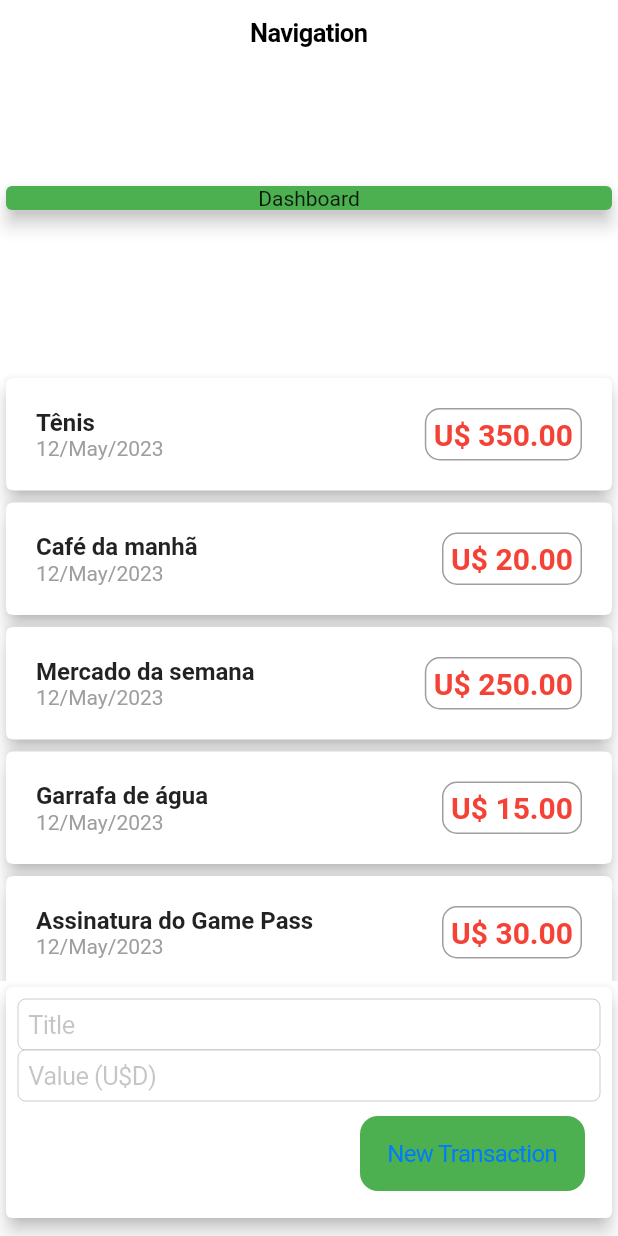
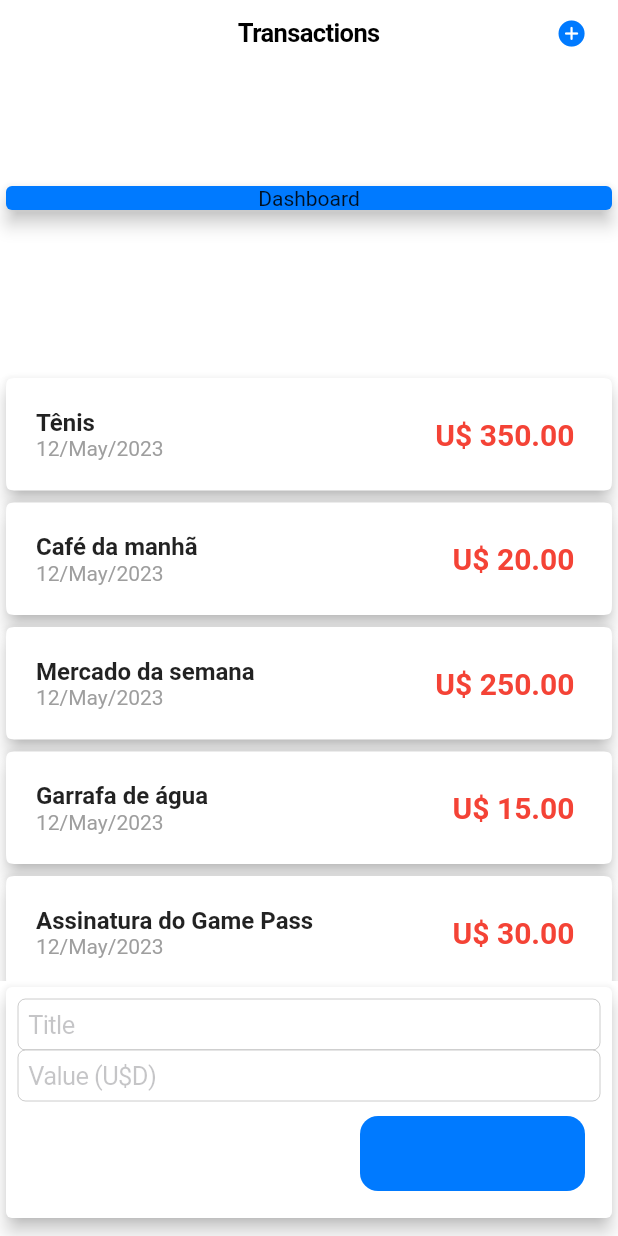
Before and after one commit to darcanj0/budgeting, a Flutter app: the screen it shows after launch, on a phone screen of 412 x 824 dp. Run offline on Flutter 3.47's test engine with Material 2 defaults, Android fonts, the phone set to English and light mode, and no system bars.

Commit message:
feat: add nav bar icon button

```diff
--- /dev/null
+++ b/lib/components/buttons/nav.icon-button.dart
@@ -0,0 +1,19 @@
+import 'package:flutter/cupertino.dart';
+
+class NavIconButton extends StatelessWidget {
+  const NavIconButton({super.key});
+
+  @override
+  Widget build(BuildContext context) {
+    return SizedBox(
+      width: 30,
+      height: 30,
+      child: CupertinoButton(
+          padding: const EdgeInsets.all(0),
+          onPressed: () {},
+          child: const Icon(
+            CupertinoIcons.add_circled_solid,
+          )),
+    );
+  }
+}
--- a/lib/components/cards/transaction.card.dart
+++ b/lib/components/cards/transaction.card.dart
@@ -39,9 +39,6 @@ class TransactionCard extends StatelessWidget {
             Container(
                 margin:
                     const EdgeInsets.symmetric(vertical: 20, horizontal: 20),
-                decoration: BoxDecoration(
-                    border: Border.all(color: Colors.grey, width: 1),
-                    borderRadius: const BorderRadius.all(Radius.circular(10))),
                 padding: const EdgeInsets.symmetric(horizontal: 5, vertical: 5),
                 child: Text(
                   'U\$ ${_transaction.value.toStringAsFixed(2)}',
--- a/lib/components/dashboards/transactions.dashboard.dart
+++ b/lib/components/dashboards/transactions.dashboard.dart
@@ -1,3 +1,4 @@
+import 'package:flutter/cupertino.dart';
 import 'package:flutter/material.dart';
 
 class TransactionsDashboard extends StatelessWidget {
@@ -8,7 +9,7 @@ class TransactionsDashboard extends StatelessWidget {
     return Container(
       margin: const EdgeInsets.only(top: 120, bottom: 60),
       child: const Card(
-        color: Colors.green,
+        color: CupertinoColors.activeBlue,
         elevation: 5,
         child: Center(child: Text('Dashboard')),
       ),
--- a/lib/components/forms/create-transaction.form.dart
+++ b/lib/components/forms/create-transaction.form.dart
@@ -52,7 +52,7 @@ class CreateTransactionForm extends StatelessWidget {
                       width: 150,
                       child: CupertinoButton(
                         onPressed: () => _submitForm(),
-                        color: Colors.green,
+                        color: CupertinoColors.activeBlue,
                         padding: const EdgeInsets.all(10),
                         child: const Text(
                           'New Transaction',
--- a/lib/pages/home.dart
+++ b/lib/pages/home.dart
@@ -1,3 +1,4 @@
+import 'package:budgeting/components/buttons/nav.icon-button.dart';
 import 'package:budgeting/components/users/transaction.user.dart';
 import 'package:flutter/cupertino.dart';
 
@@ -10,7 +11,8 @@ class HomePage extends StatelessWidget {
   Widget build(BuildContext context) {
     return CupertinoPageScaffold(
       navigationBar: const CupertinoNavigationBar(
-        middle: Text('Navigation'),
+        middle: Text('Transactions'),
+        trailing: NavIconButton(),
       ),
       child: SingleChildScrollView(
         child: Center(
```
